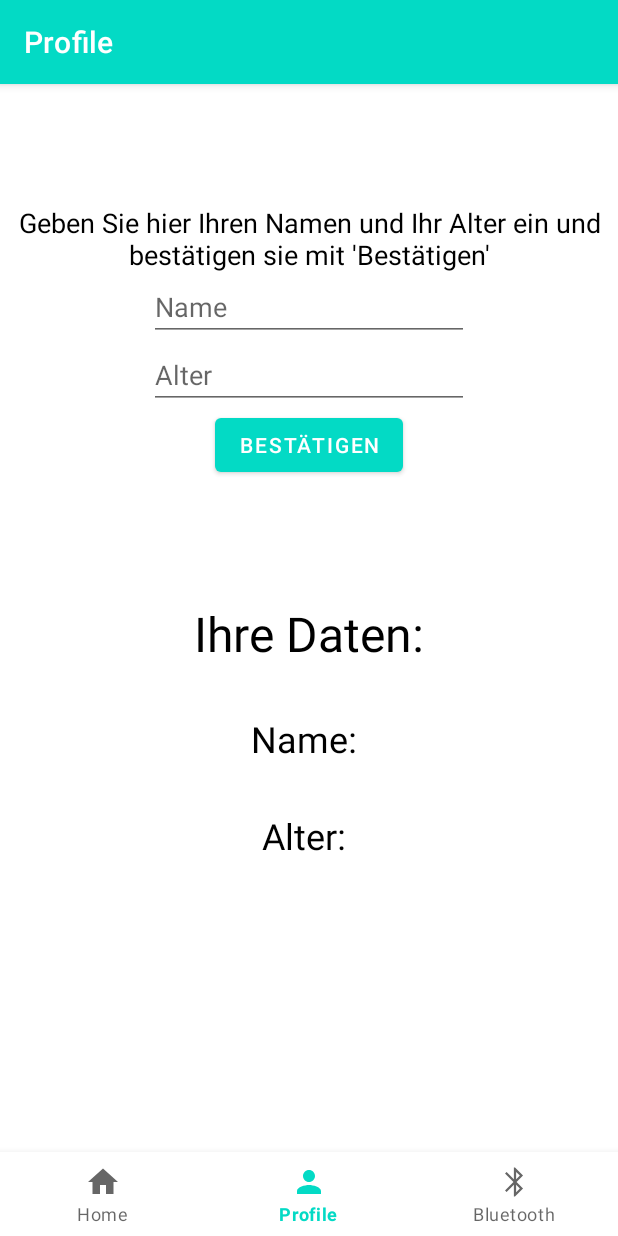
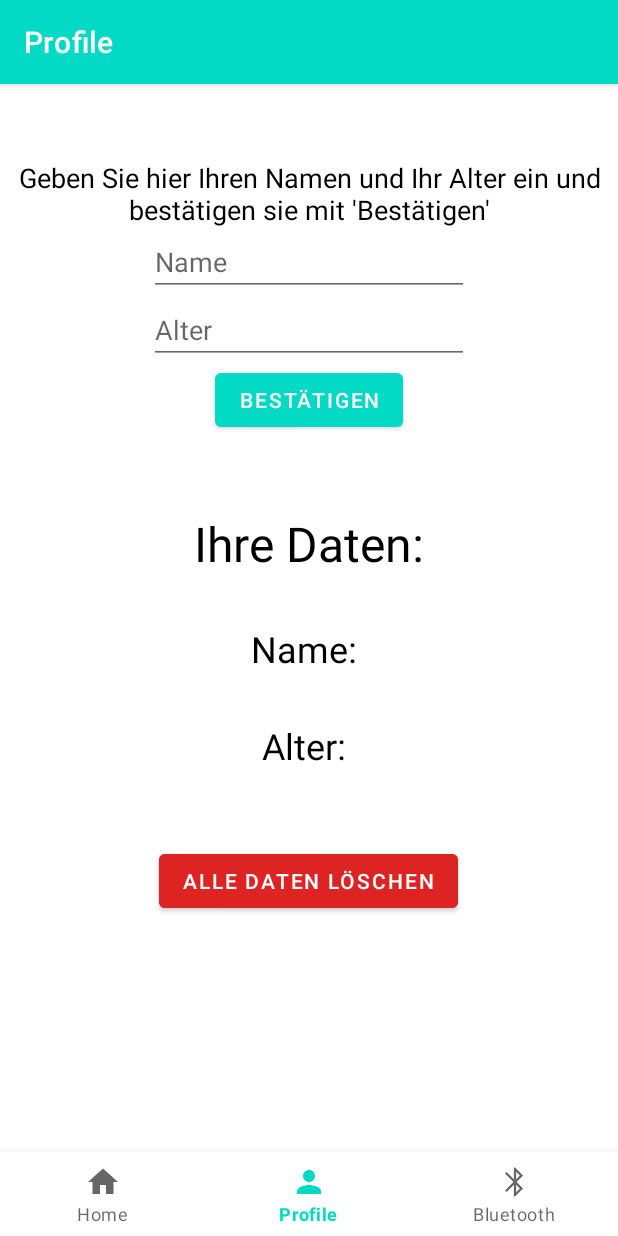
Before and after one commit to dominiklandl/HealthApp, an Android app: the screen it shows after launch (MainActivity), item 2 of the bottom bar chosen, on a phone screen of 412 x 824 dp. Run offline under Robolectric (Android 15) with nearby library versions, the phone set to English and light mode, and no system bars.

Commit message:
delete preferences button hinzugefügt

```diff
--- a/app/src/main/java/com/healthapp/DateClickedActivity.java
+++ b/app/src/main/java/com/healthapp/DateClickedActivity.java
@@ -66,8 +66,8 @@ public class DateClickedActivity extends AppCompatActivity {
         String warnanzeige = "Achtung! Folgende Werte weichen von den Normwerten ab, ist dies über einen längeren Zeitraum der Fall, wird empfohlen einen Arzt aufzusuchen -> ";
         int a=0;
         SharedPreferences shRead = getSharedPreferences("UserDataSharedPref", Context.MODE_PRIVATE);
-        String ageShared = shRead.getString("age", "");
-        int alter= Integer.parseInt(ageShared);
+        int ageShared = shRead.getInt("age", 0);
+        int alter= ageShared;
         if(alter<=1) {
             if (pulsValue < 140 && pulsValue > 120 || pulsValue == 0) {
                 warning1.setVisibility(View.INVISIBLE);
--- a/app/src/main/java/com/healthapp/ProfileFragment.java
+++ b/app/src/main/java/com/healthapp/ProfileFragment.java
@@ -97,13 +97,32 @@ public class ProfileFragment extends Fragment {
                     Toast.makeText(getActivity(),"Geben Sie bitte Ihr Alter ein", Toast.LENGTH_SHORT).show();
                 }else {
                     myEdit.putString("name", nameInput);
-                    myEdit.putString("age", ageInput);
+                    myEdit.putInt("age", Integer.parseInt(ageInput));
                     myEdit.commit();
                     usernameText.setText("");
                     ageText.setText("");
                 }
                 mgr.hideSoftInputFromWindow(ageText.getWindowToken(), 0);
                 setProfile();
+            }
+        });
+
+
+        Button buttonDelete = view.findViewById(R.id.buttonDeletePref);
+        Button buttonApplyDelete = view.findViewById(R.id.buttonApplyDeletePrefs);
+        buttonDelete.setOnClickListener(new View.OnClickListener() {
+            @Override
+            public void onClick(View view) {
+            buttonApplyDelete.setVisibility(View.VISIBLE);
+            }
+        });
+
+        buttonApplyDelete.setOnClickListener(new View.OnClickListener() {
+            @Override
+            public void onClick(View view) {
+                deletePreferences();
+                setProfile();
+                buttonApplyDelete.setVisibility(View.INVISIBLE);
             }
         });
 
@@ -121,13 +140,31 @@ public class ProfileFragment extends Fragment {
 
         SharedPreferences shReadProfile = getActivity().getSharedPreferences("UserDataSharedPref", Context.MODE_PRIVATE);
         String nameSharedProfile = shReadProfile.getString("name", "");
-        String ageSharedProfile = shReadProfile.getString("age","");
+        int ageSharedProfile = shReadProfile.getInt("age", 0);
 
         profilView.setText("Ihre Daten:");
-        nameView.setText("Name: " + nameSharedProfile);
-        ageView.setText("Alter: " + ageSharedProfile);
+        if (ageSharedProfile == 0){
+        nameView.setText("Name: ");
+        ageView.setText("Alter: " );
+        }else {
+            nameView.setText("Name: " + nameSharedProfile);
+            ageView.setText("Alter: " + ageSharedProfile);
+        }
+
 
 
     }
 
+    public void deletePreferences(){
+        SharedPreferences prefUser = getActivity().getSharedPreferences("UserDataSharedPref", Context.MODE_PRIVATE);
+        SharedPreferences.Editor editorUser = prefUser.edit();
+        editorUser.remove("name").apply();
+        editorUser.remove("age").apply();
+
+        SharedPreferences prefData = getContext().getSharedPreferences("DataSaveCalender",Context.MODE_PRIVATE);
+        SharedPreferences.Editor editorData = prefData.edit();
+        editorData.clear().apply();
+
+    }
+
 }
--- a/app/src/main/res/layout/fragment_profile.xml
+++ b/app/src/main/res/layout/fragment_profile.xml
@@ -15,7 +15,7 @@
             android:layout_width="wrap_content"
             android:layout_height="wrap_content"
             android:layout_centerHorizontal="true"
-            android:layout_marginTop="80dp"
+            android:layout_marginTop="50dp"
             android:layout_below="@id/buttonApplyUsername"
             android:text=""
             android:textSize="32dp" />
@@ -47,7 +47,7 @@
             android:text="Geben Sie hier Ihren Namen und Ihr Alter ein und bestätigen sie mit 'Bestätigen'"
             android:textSize="18dp"
             android:layout_alignParentTop="true"
-            android:layout_marginTop="80dp"
+            android:layout_marginTop="50dp"
             android:textAlignment="center"/>
 
         <EditText
@@ -79,5 +79,27 @@
             android:layout_centerHorizontal="true"
             android:text="Bestätigen" />
 
+        <Button
+            android:id="@+id/buttonDeletePref"
+            android:layout_width="wrap_content"
+            android:layout_height="wrap_content"
+            android:text="ALLE DATEN LÖSCHEN"
+            android:backgroundTint="@color/red_light"
+            android:layout_centerHorizontal="true"
+            android:layout_below="@id/ageTV"
+            android:layout_marginTop="50dp"/>
+
+        <Button
+            android:id="@+id/buttonApplyDeletePrefs"
+            android:layout_width="wrap_content"
+            android:layout_height="wrap_content"
+            android:layout_marginTop="16dp"
+            android:text="Bestätigen"
+            android:backgroundTint="@color/red_light"
+            android:layout_centerHorizontal="true"
+            android:layout_below="@id/buttonDeletePref"
+            android:visibility="invisible"
+            />
+
     </RelativeLayout>
 </FrameLayout>
```
